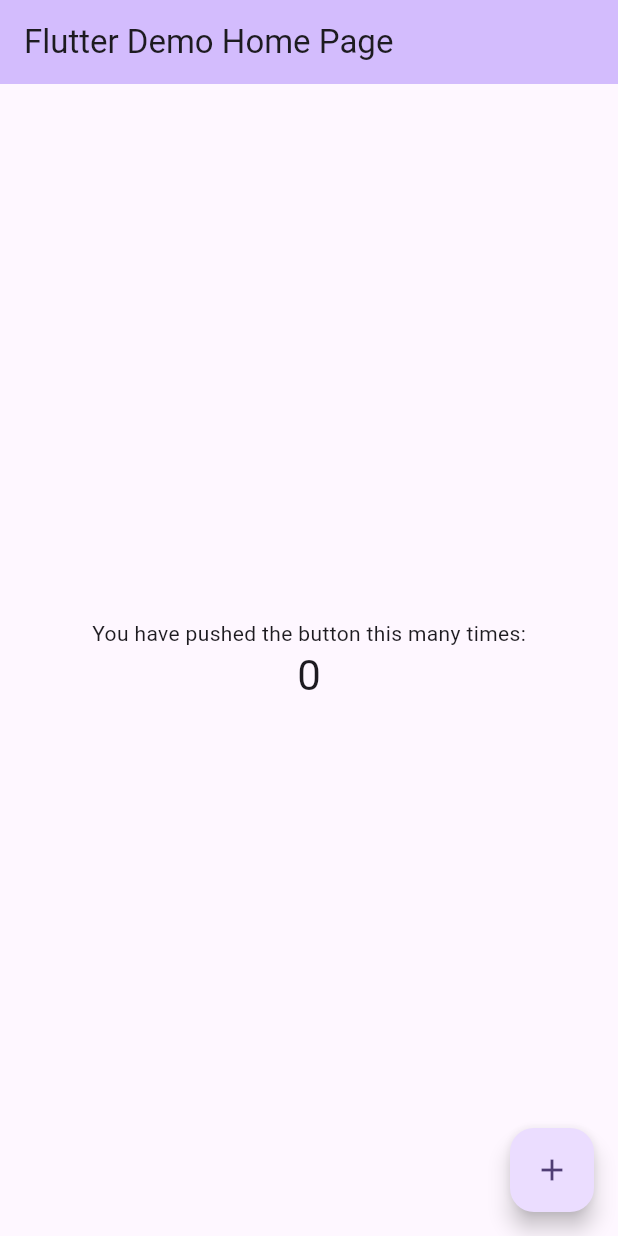
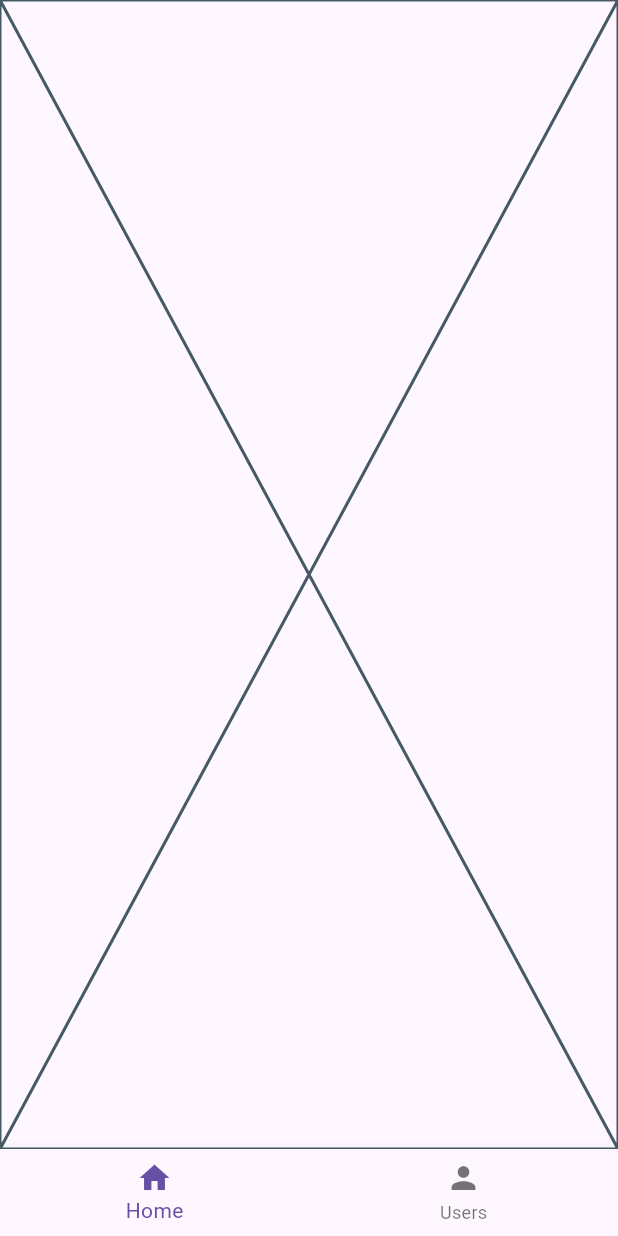
Before and after one commit to tiecia/firebase-playground, a Flutter app: the screen it shows after launch, on a phone screen of 412 x 824 dp. Run offline on Flutter 3.47's test engine with Material 3 defaults, Android fonts, the phone set to English and light mode, and no system bars; our stand-ins replace firebase_core; missing offline and left inert: firebase_data_connect; accounts and stored records are empty.

Commit message:
connect data

```diff
--- /dev/null
+++ b/flutter/lib/home/home.dart
@@ -0,0 +1,11 @@
+import 'package:firebase_playground/navbar.dart';
+import 'package:flutter/material.dart';
+
+class HomePage extends StatelessWidget {
+  const HomePage({super.key});
+
+  @override
+  Widget build(BuildContext context) {
+    return const Scaffold(bottomNavigationBar: NavBar(), body: Placeholder(),);
+  }
+}
--- a/flutter/lib/main.dart
+++ b/flutter/lib/main.dart
@@ -1,6 +1,11 @@
+import 'package:firebase_core/firebase_core.dart';
+import 'package:firebase_playground/firebase_options.dart';
+import 'package:firebase_playground/user/user.dart';
 import 'package:flutter/material.dart';
+import 'package:firebase_playground/routes.dart';
 
 void main() {
+  WidgetsFlutterBinding.ensureInitialized();
   runApp(const MyApp());
 }
 
@@ -10,113 +15,23 @@ class MyApp extends StatelessWidget {
   // This widget is the root of your application.
   @override
   Widget build(BuildContext context) {
-    return MaterialApp(
-      title: 'Flutter Demo',
-      theme: ThemeData(
-        // This is the theme of your application.
-        //
-        // TRY THIS: Try running your application with "flutter run". You'll see
-        // the application has a purple toolbar. Then, without quitting the app,
-        // try changing the seedColor in the colorScheme below to Colors.green
-        // and then invoke "hot reload" (save your changes or press the "hot
-        // reload" button in a Flutter-supported IDE, or press "r" if you used
-        // the command line to start the app).
-        //
-        // Notice that the counter didn't reset back to zero; the application
-        // state is not lost during the reload. To reset the state, use hot
-        // restart instead.
-        //
-        // This works for code too, not just values: Most code changes can be
-        // tested with just a hot reload.
-        colorScheme: ColorScheme.fromSeed(seedColor: Colors.deepPurple),
+    Future<FirebaseApp> firebaseInitFuture = Firebase.initializeApp(
+      options: DefaultFirebaseOptions.currentPlatform,
+    );
+    return SafeArea(
+      child: FutureBuilder(
+        future: firebaseInitFuture,
+        builder: (BuildContext context, AsyncSnapshot snapshot) {
+          if (snapshot.hasError) {
+            return Text(
+              "Error connecting to Firebase",
+              textDirection: TextDirection.ltr,
+            );
+          } else {
+            return MaterialApp(routes: appRoutes);
+          }
+        },
       ),
-      home: const MyHomePage(title: 'Flutter Demo Home Page'),
     );
   }
 }
-
-class MyHomePage extends StatefulWidget {
-  const MyHomePage({super.key, required this.title});
-
-  // This widget is the home page of your application. It is stateful, meaning
-  // that it has a State object (defined below) that contains fields that affect
-  // how it looks.
-
-  // This class is the configuration for the state. It holds the values (in this
-  // case the title) provided by the parent (in this case the App widget) and
-  // used by the build method of the State. Fields in a Widget subclass are
-  // always marked "final".
-
-  final String title;
-
-  @override
-  State<MyHomePage> createState() => _MyHomePageState();
-}
-
-class _MyHomePageState extends State<MyHomePage> {
-  int _counter = 0;
-
-  void _incrementCounter() {
-    setState(() {
-      // This call to setState tells the Flutter framework that something has
-      // changed in this State, which causes it to rerun the build method below
-      // so that the display can reflect the updated values. If we changed
-      // _counter without calling setState(), then the build method would not be
-      // called again, and so nothing would appear to happen.
-      _counter++;
-    });
-  }
-
-  @override
-  Widget build(BuildContext context) {
-    // This method is rerun every time setState is called, for instance as done
-    // by the _incrementCounter method above.
-    //
-    // The Flutter framework has been optimized to make rerunning build methods
-    // fast, so that you can just rebuild anything that needs updating rather
-    // than having to individually change instances of widgets.
-    return Scaffold(
-      appBar: AppBar(
-        // TRY THIS: Try changing the color here to a specific color (to
-        // Colors.amber, perhaps?) and trigger a hot reload to see the AppBar
-        // change color while the other colors stay the same.
-        backgroundColor: Theme.of(context).colorScheme.inversePrimary,
-        // Here we take the value from the MyHomePage object that was created by
-        // the App.build method, and use it to set our appbar title.
-        title: Text(widget.title),
-      ),
-      body: Center(
-        // Center is a layout widget. It takes a single child and positions it
-        // in the middle of the parent.
-        child: Column(
-          // Column is also a layout widget. It takes a list of children and
-          // arranges them vertically. By default, it sizes itself to fit its
-          // children horizontally, and tries to be as tall as its parent.
-          //
-          // Column has various properties to control how it sizes itself and
-          // how it positions its children. Here we use mainAxisAlignment to
-          // center the children vertically; the main axis here is the vertical
-          // axis because Columns are vertical (the cross axis would be
-          // horizontal).
-          //
-          // TRY THIS: Invoke "debug painting" (choose the "Toggle Debug Paint"
-          // action in the IDE, or press "p" in the console), to see the
-          // wireframe for each widget.
-          mainAxisAlignment: MainAxisAlignment.center,
-          children: <Widget>[
-            const Text('You have pushed the button this many times:'),
-            Text(
-              '$_counter',
-              style: Theme.of(context).textTheme.headlineMedium,
-            ),
-          ],
-        ),
-      ),
-      floatingActionButton: FloatingActionButton(
-        onPressed: _incrementCounter,
-        tooltip: 'Increment',
-        child: const Icon(Icons.add),
-      ), // This trailing comma makes auto-formatting nicer for build methods.
-    );
-  }
-}
--- /dev/null
+++ b/flutter/lib/navbar.dart
@@ -0,0 +1,26 @@
+import 'package:flutter/material.dart';
+
+class NavBar extends StatelessWidget {
+  const NavBar({super.key});
+
+  @override
+  Widget build(BuildContext context) {
+    return BottomNavigationBar(
+      items: [
+        BottomNavigationBarItem(icon: Icon(Icons.home), label: 'Home'),
+        BottomNavigationBarItem(icon: Icon(Icons.person), label: 'Users'),
+      ],
+      onTap: (int idx) {
+        switch (idx) {
+          case 0:
+            Navigator.pushNamed(context, "/");
+            break;
+          case 1:
+            Navigator.pushNamed(context, "/users");
+            break;
+          default:
+        }
+      },
+    );
+  }
+}
--- /dev/null
+++ b/flutter/lib/routes.dart
@@ -0,0 +1,7 @@
+import 'package:firebase_playground/home/home.dart';
+import 'package:firebase_playground/user/user.dart';
+
+var appRoutes = {
+  '/': (context) => HomePage(),
+  '/users': (context) => UserPage(),
+};
--- a/flutter/pubspec.yaml
+++ b/flutter/pubspec.yaml
@@ -34,6 +34,8 @@ dependencies:
   # The following adds the Cupertino Icons font to your application.
   # Use with the CupertinoIcons class for iOS style icons.
   cupertino_icons: ^1.0.8
+  firebase_data_connect: ^0.1.4
+  firebase_core: ^3.13.0
 
 dev_dependencies:
   flutter_test:
```
Also changed, not shown: flutter/lib/dataconnect-generated/dart/default_connector/default.dart (added, +30 -0 lines), flutter/lib/dataconnect-generated/dart/default_connector/get_users.dart (added, +64 -0 lines), flutter/lib/user/user.dart (added, +65 -0 lines), firebase.json (added), flutter/pubspec.lock, 7 other files.
